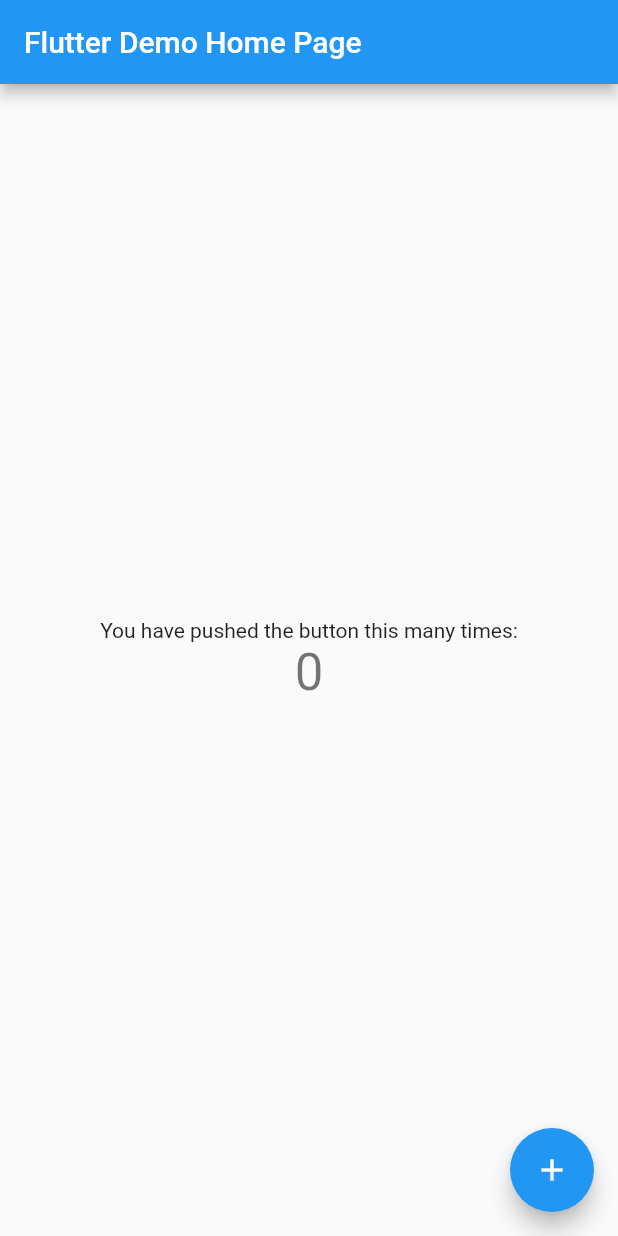
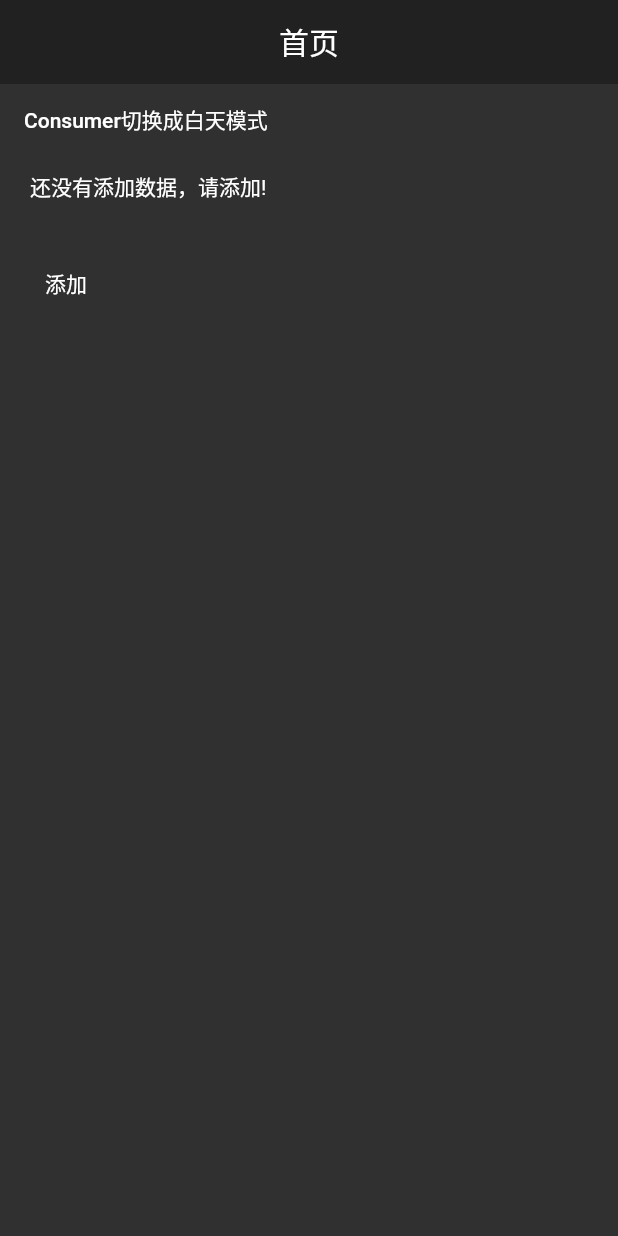
Before and after one commit to weizhanzhan/f_flutter, a Flutter app: the screen it shows after launch, on a phone screen of 412 x 824 dp. Run offline on Flutter 3.47's test engine with Material 2 defaults, Android fonts, the phone set to English and light mode, and no system bars.

```diff
--- /dev/null
+++ b/lib/home_page.dart
@@ -0,0 +1,119 @@
+import 'package:flutter/material.dart';
+import 'package:f_flutter/model/theme_model.dart';
+import 'package:f_flutter/model/todo_model.dart';
+import 'package:provider/provider.dart';
+
+class HomePage extends StatefulWidget {
+  @override
+  _HomePageState createState() => _HomePageState();
+}
+class _HomePageState extends State<HomePage> {
+  @override
+  Widget build(BuildContext context) {
+    return Scaffold(
+      appBar: AppBar(
+        centerTitle: true,
+        title: Text("首页"),
+        elevation: 0,
+      ),
+      body: SingleChildScrollView(
+        child: Column(
+          crossAxisAlignment: CrossAxisAlignment.start,
+          children: <Widget>[
+
+            FlatButton(
+              onPressed: () {
+                Provider.of<ThemeModel>(context, listen: false).reverse();
+              },
+              child: Consumer<ThemeModel>(
+                builder: (context, t, child) {
+                  String result = "Consumer切换成";
+                  if (t.currentType == ThemeType.dark) {
+                    result += "白天模式";
+                  } else {
+                    result += "夜间模式";
+                  }
+                  return Text(result);
+                },
+              ),
+            ),
+            // FlatButton(
+            //   onPressed: () {
+            //     Provider.of<ThemeModel>(context, listen: false).reverse();
+            //   },
+            //   child: Selector<ThemeModel, ThemeType>(
+            //     builder: (context, type, child) {
+            //       String result = "Selector切换成";
+            //       if (type == ThemeType.dark) {
+            //         result += "白天模式";
+            //       } else {
+            //         result += "夜间模式";
+            //       }
+            //       return Text(result);
+            //     },
+            //     selector: (context, themeModel) {
+            //       return themeModel.currentType;
+            //     },
+            //     shouldRebuild: (pre, next) {
+            //       return pre != next;
+            //     },
+            //   ),
+            // ),
+            Container(
+                child: Consumer<TodoListModel>(
+                builder: (context, t, child) {
+                  if(t.nameArr.length==0){
+                    return Container(
+                      padding: EdgeInsets.fromLTRB(20, 10, 20, 30),
+                      child: Text('还没有添加数据，请添加!',textAlign: TextAlign.center,)
+                    );
+                  }
+                  return ListView.builder(
+                    shrinkWrap: true,
+                    physics: NeverScrollableScrollPhysics(), //去除内部滚动
+                      itemBuilder: (c,i){
+                        return Container(
+                          padding: EdgeInsets.fromLTRB(20, 10, 20, 30),
+                          child:Row(
+                            mainAxisAlignment: MainAxisAlignment.spaceBetween,
+                            children:[
+                              Text('${i+1} . ${t.nameArr[i]}'),
+                              Row(
+                                children:[
+                                  InkWell(
+                                    child:Icon(Icons.all_inclusive),
+                                    onTap:(){
+                                      print(i);
+                                      t.remove(i);
+                                    }
+                                  ),
+                                  InkWell(
+                                    child:Icon(Icons.remove_circle_outline),
+                                    onTap:(){
+                                      print(i);
+                                      t.remove(i);
+                                    }
+                                  )
+                                ]
+                              )
+                            ]
+                          )
+                        );
+                      },
+                    itemCount: t.nameArr.length
+                  );
+                },
+              ),
+            ),
+             FlatButton(
+              onPressed: () {
+                Provider.of<TodoListModel>(context, listen: false).change(DateTime.now().toString());
+              },
+              child: Text('添加'),
+            ),
+          ],
+        ),
+      ),
+    );
+  }
+}
--- a/lib/main.dart
+++ b/lib/main.dart
@@ -1,111 +1,42 @@
+import 'package:f_flutter/model/theme_model.dart';
+import 'package:f_flutter/model/todo_model.dart';
 import 'package:flutter/material.dart';
-
-void main() => runApp(MyApp());
+import 'package:provider/provider.dart';
+import './home_page.dart';
+void main() => runApp(
+  //ChangeNotifierProvider 继承于 ListenableProvider
+  MultiProvider(
+    providers: [
+      // FutureProvider<String>(
+      //   create: (_){
+      //     return Future.delayed(Duration(seconds:2),() {
+      //       return "吼吼吼，我变了";
+      //     });
+      //   },
+      //   initialData: '2秒后我会变化你信不信？',
+      // ),
+      // StreamProvider<int>(
+      //     create: (_){
+      //       return Stream.periodic(Duration(milliseconds: 1000),(v){
+      //         return v+1;
+      //       }).take(100);
+      //     },
+      //     initialData: 0,
+      // ),
+      ChangeNotifierProvider<ThemeModel>( create: (_){ return ThemeModel(ThemeType.dark); }),
+      ChangeNotifierProvider<TodoListModel>( create: (_){ return TodoListModel('sss',[]); })
+    ],
+    child: MyApp()
+   ),
+);
 
 class MyApp extends StatelessWidget {
-  // This widget is the root of your application.
   @override
   Widget build(BuildContext context) {
     return MaterialApp(
-      title: 'Flutter Demo',
-      theme: ThemeData(
-        // This is the theme of your application.
-        //
-        // Try running your application with "flutter run". You'll see the
-        // application has a blue toolbar. Then, without quitting the app, try
-        // changing the primarySwatch below to Colors.green and then invoke
-        // "hot reload" (press "r" in the console where you ran "flutter run",
-        // or simply save your changes to "hot reload" in a Flutter IDE).
-        // Notice that the counter didn't reset back to zero; the application
-        // is not restarted.
-        primarySwatch: Colors.blue,
-      ),
-      home: MyHomePage(title: 'Flutter Demo Home Page'),
+      debugShowCheckedModeBanner: false, //去除debug标签
+      theme: Provider.of<ThemeModel>(context,listen: true).themeData,
+      home: HomePage()//MyHomePage(title: 'Flutter Demo Home Page'),
     );
   }
 }
-
-class MyHomePage extends StatefulWidget {
-  MyHomePage({Key key, this.title}) : super(key: key);
-
-  // This widget is the home page of your application. It is stateful, meaning
-  // that it has a State object (defined below) that contains fields that affect
-  // how it looks.
-
-  // This class is the configuration for the state. It holds the values (in this
-  // case the title) provided by the parent (in this case the App widget) and
-  // used by the build method of the State. Fields in a Widget subclass are
-  // always marked "final".
-
-  final String title;
-
-  @override
-  _MyHomePageState createState() => _MyHomePageState();
-}
-
-class _MyHomePageState extends State<MyHomePage> {
-  int _counter = 0;
-
-  void _incrementCounter() {
-    setState(() {
-      // This call to setState tells the Flutter framework that something has
-      // changed in this State, which causes it to rerun the build method below
-      // so that the display can reflect the updated values. If we changed
-      // _counter without calling setState(), then the build method would not be
-      // called again, and so nothing would appear to happen.
-      _counter++;
-    });
-  }
-
-  @override
-  Widget build(BuildContext context) {
-    // This method is rerun every time setState is called, for instance as done
-    // by the _incrementCounter method above.
-    //
-    // The Flutter framework has been optimized to make rerunning build methods
-    // fast, so that you can just rebuild anything that needs updating rather
-    // than having to individually change instances of widgets.
-    return Scaffold(
-      appBar: AppBar(
-        // Here we take the value from the MyHomePage object that was created by
-        // the App.build method, and use it to set our appbar title.
-        title: Text(widget.title),
-      ),
-      body: Center(
-        // Center is a layout widget. It takes a single child and positions it
-        // in the middle of the parent.
-        child: Column(
-          // Column is also a layout widget. It takes a list of children and
-          // arranges them vertically. By default, it sizes itself to fit its
-          // children horizontally, and tries to be as tall as its parent.
-          //
-          // Invoke "debug painting" (press "p" in the console, choose the
-          // "Toggle Debug Paint" action from the Flutter Inspector in Android
-          // Studio, or the "Toggle Debug Paint" command in Visual Studio Code)
-          // to see the wireframe for each widget.
-          //
-          // Column has various properties to control how it sizes itself and
-          // how it positions its children. Here we use mainAxisAlignment to
-          // center the children vertically; the main axis here is the vertical
-          // axis because Columns are vertical (the cross axis would be
-          // horizontal).
-          mainAxisAlignment: MainAxisAlignment.center,
-          children: <Widget>[
-            Text(
-              'You have pushed the button this many times:',
-            ),
-            Text(
-              '$_counter',
-              style: Theme.of(context).textTheme.display1,
-            ),
-          ],
-        ),
-      ),
-      floatingActionButton: FloatingActionButton(
-        onPressed: _incrementCounter,
-        tooltip: 'Increment',
-        child: Icon(Icons.add),
-      ), // This trailing comma makes auto-formatting nicer for build methods.
-    );
-  }
-}
--- /dev/null
+++ b/lib/model/theme_model.dart
@@ -0,0 +1,41 @@
+import 'package:flutter/material.dart';
+
+class ThemeModel with ChangeNotifier {
+  ThemeData themeData;
+
+  ThemeType currentType;
+
+  ThemeModel(ThemeType type) {
+    currentType = type;
+    if (type == ThemeType.dark) {
+      themeData = ThemeData.dark();
+    } else {
+      themeData = ThemeData.light();
+    }
+  }
+
+  void reverse() {
+    if (currentType == ThemeType.light) {
+      _update(ThemeType.dark);
+    } else {
+      _update(ThemeType.light);
+    }
+  }
+
+  void _update(ThemeType type) {
+    currentType = type;
+
+    if (type == ThemeType.light) {
+      themeData = ThemeData.light();
+    } else {
+      themeData = ThemeData.dark();
+    }
+
+    notifyListeners();
+  }
+}
+
+enum ThemeType {
+  light,
+  dark,
+}
--- /dev/null
+++ b/lib/model/todo_model.dart
@@ -0,0 +1,23 @@
+import 'package:flutter/material.dart';
+
+class TodoListModel with ChangeNotifier {
+  String addName ;
+  List nameArr;
+  TodoListModel(String name,List arr){
+    addName = name;
+    nameArr = arr;
+  }
+  change(String name){
+    addName = name;
+    nameArr.add(name);
+    notifyListeners();
+  }
+  remove(int i ){
+    nameArr.removeAt(i);
+    notifyListeners();
+  }
+  clear(){
+    addName = '';
+    nameArr = [];
+  }
+}
```
Also changed, not shown: lib/model/user_model.dart (added, +11 -0 lines), lib/views/todo-list/index.dart (added).
